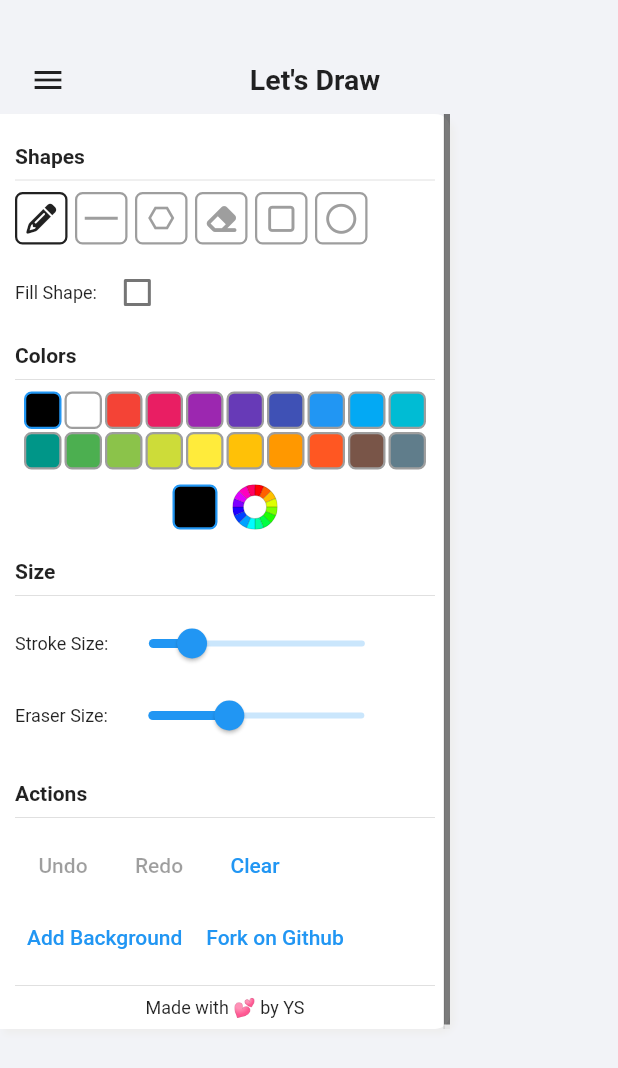
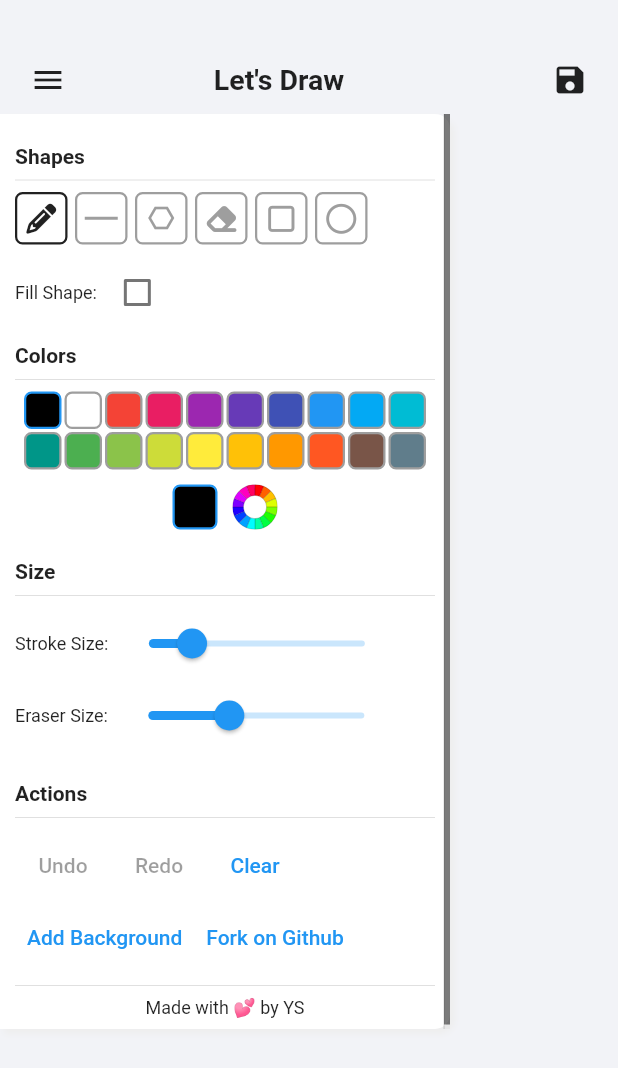
Before and after one commit to Kartik-57/flutter_drawing_board, a Flutter app: the screen it shows after launch, on a phone screen of 412 x 824 dp. Shown: the top 1068 px of the screen. Run offline on Flutter 3.47's test engine with Material 2 defaults, Android fonts, the phone set to English and light mode, and no system bars; our stand-ins replace file_picker, flutter_colorpicker, flutter_hooks, flutter_svg, fluttertoast, font_awesome_flutter and 2 more; missing offline and left inert: file_saver, universal_html.

Commit message:
Added button to save images

```diff
--- a/lib/view/drawing_page.dart
+++ b/lib/view/drawing_page.dart
@@ -1,4 +1,10 @@
 import 'dart:ui';
+import 'dart:io';
+import 'package:flutter/rendering.dart';
+import 'package:flutter/services.dart';
+import 'package:fluttertoast/fluttertoast.dart';
+import 'package:image_gallery_saver/image_gallery_saver.dart';
+import 'package:path_provider/path_provider.dart';
 
 import 'package:flutter/material.dart' hide Image;
 import 'package:flutter_drawing_board/main.dart';
@@ -75,7 +81,10 @@ class DrawingPage extends HookWidget {
               ),
             ),
           ),
-          _CustomAppBar(animationController: animationController),
+          _CustomAppBar(
+            animationController: animationController,
+            canvasGlobalKey: canvasGlobalKey,
+          ),
         ],
       ),
     );
@@ -84,9 +93,13 @@ class DrawingPage extends HookWidget {
 
 class _CustomAppBar extends StatelessWidget {
   final AnimationController animationController;
+  final GlobalKey canvasGlobalKey; // Add this line
 
-  const _CustomAppBar({Key? key, required this.animationController})
-      : super(key: key);
+  const _CustomAppBar({
+    Key? key,
+    required this.animationController,
+    required this.canvasGlobalKey, // Add this line
+  }) : super(key: key);
 
   @override
   Widget build(BuildContext context) {
@@ -119,10 +132,41 @@ class _CustomAppBar extends StatelessWidget {
                 ),
               ),
             ),
-            const SizedBox.shrink(),
+            IconButton(
+              onPressed: () {
+                _captureAndSaveCanvas(
+                    context); // Call the capture and save function
+              },
+              icon: const Icon(Icons.save),
+            ),
           ],
         ),
       ),
     );
   }
+
+  void _captureAndSaveCanvas(BuildContext context) async {
+    RenderRepaintBoundary boundary = canvasGlobalKey.currentContext!
+        .findRenderObject() as RenderRepaintBoundary;
+    Image image =
+        await boundary.toImage(pixelRatio: 3.0); // Adjust pixelRatio as needed
+    ByteData? byteData = await image.toByteData(format: ImageByteFormat.png);
+    Uint8List pngBytes = byteData!.buffer.asUint8List();
+
+    final directory = await getTemporaryDirectory();
+    final imagePath = '${directory.path}/canvas_image.png';
+    await File(imagePath).writeAsBytes(pngBytes);
+    final result = await ImageGallerySaver.saveFile(imagePath);
+    if (result['isSuccess']) {
+      Fluttertoast.showToast(msg: 'Canvas saved to gallery');
+    } else {
+      Fluttertoast.showToast(msg: 'Failed to save canvas');
+    }
+    File(imagePath).delete();
+    // Save the image to gallery using platform-specific code (not shown here)
+
+    // ScaffoldMessenger.of(context).showSnackBar(
+    //   const SnackBar(content: Text('Canvas saved to gallery')),
+    // );
+  }
 }
--- a/pubspec.yaml
+++ b/pubspec.yaml
@@ -41,6 +41,10 @@ dependencies:
   universal_html: ^2.0.8
   image_picker: ^0.8.6
   file_picker: ^5.2.2
+  fluttertoast: ^8.2.1
+  image_gallery_saver: ^1.7.1
+  path_provider: ^2.0.6
+
 
 dev_dependencies:
   flutter_test:
```
Also changed, not shown: pubspec.lock, 1 other file.
